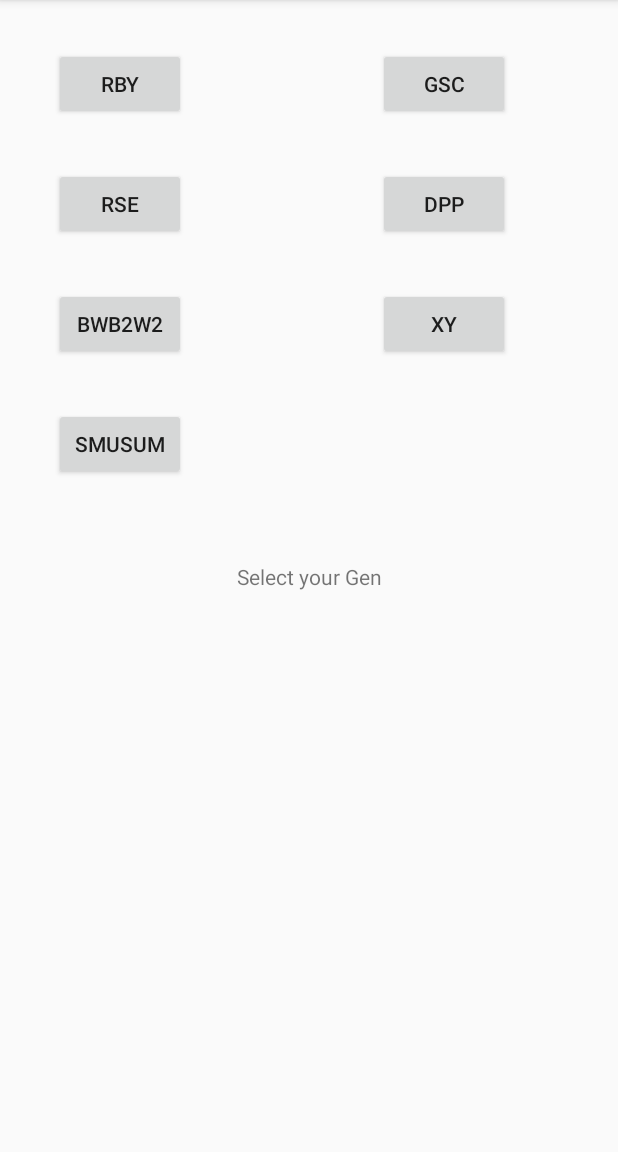
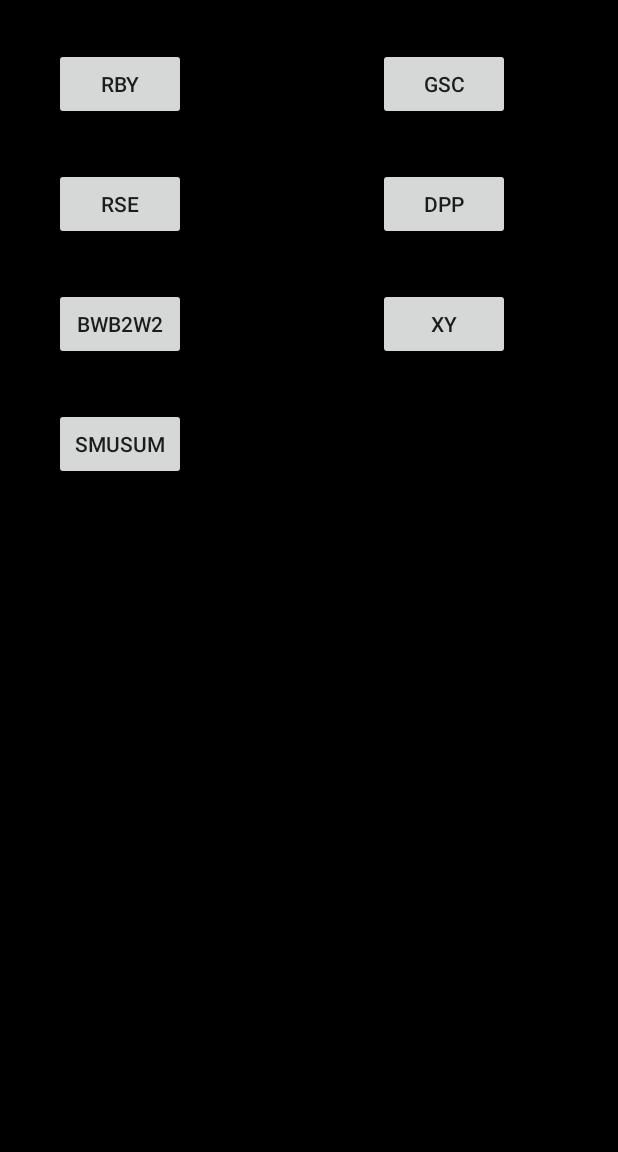
Before and after one commit to Antilogy/SmogonAndroid, an Android app: the screen it shows after launch (MainActivity), on a phone screen of 412 x 824 dp, the part 84-1236 px from its top. Run offline under Robolectric (Android 15) with nearby library versions, the phone set to English and light mode, and no system bars.

Commit message:
Updated to black background throughout app.

```diff
--- a/app/src/main/res/layout/activity_main.xml
+++ b/app/src/main/res/layout/activity_main.xml
@@ -5,7 +5,8 @@
     android:layout_width="match_parent"
     android:layout_height="match_parent"
     android:id="@+id/activity_main_layout"
-    tools:context="com.example.spielberg.smogonandroid.MainActivity">
+    tools:context="com.example.spielberg.smogonandroid.MainActivity"
+    android:background="@color/black">
 
 
     <TextView
--- a/app/src/main/res/layout/overview.xml
+++ b/app/src/main/res/layout/overview.xml
@@ -19,7 +19,8 @@
             android:layout_alignParentTop="true"
             android:layout_marginTop="22dp"
             android:text="@string/sample"
-            android:textIsSelectable="true" />
+            android:textIsSelectable="true"
+            android:textSize="18sp"/>
     </ScrollView>
 
 </android.support.constraint.ConstraintLayout>
--- a/app/src/main/res/layout/pokedex_view.xml
+++ b/app/src/main/res/layout/pokedex_view.xml
@@ -1,7 +1,8 @@
 <?xml version="1.0" encoding="utf-8"?>
 <android.support.constraint.ConstraintLayout
     xmlns:android="http://schemas.android.com/apk/res/android" android:layout_width="match_parent"
-    android:layout_height="match_parent">
+    android:layout_height="match_parent"
+    android:background="@color/black">
 
     <LinearLayout
         android:layout_width="match_parent"
```
